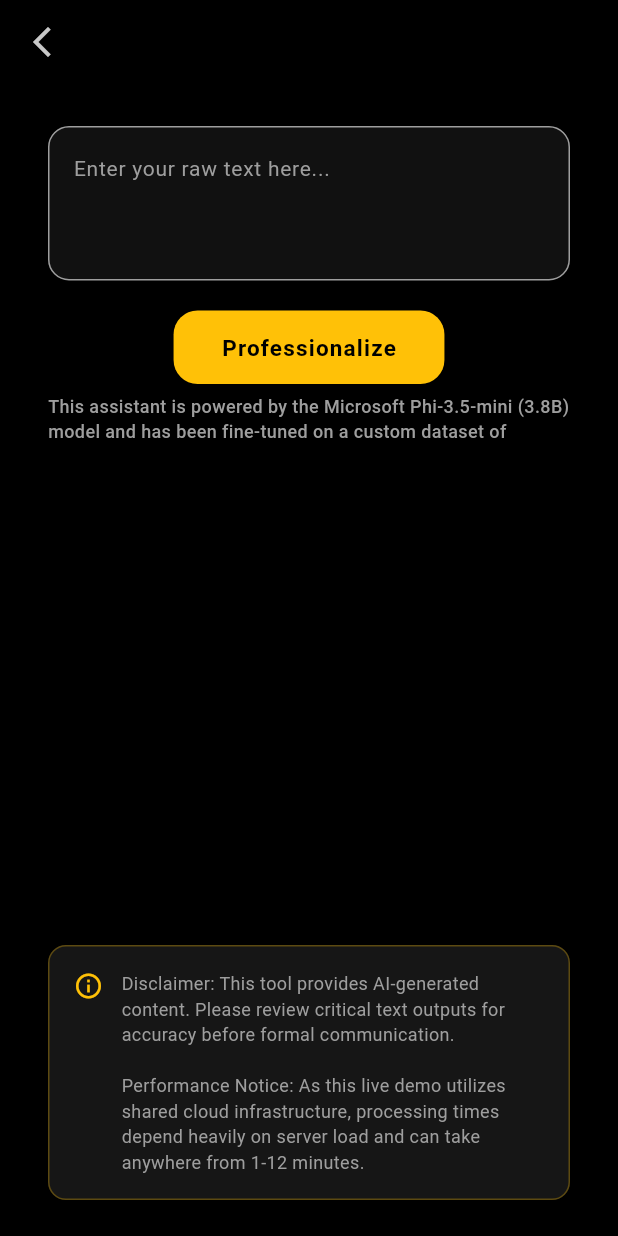
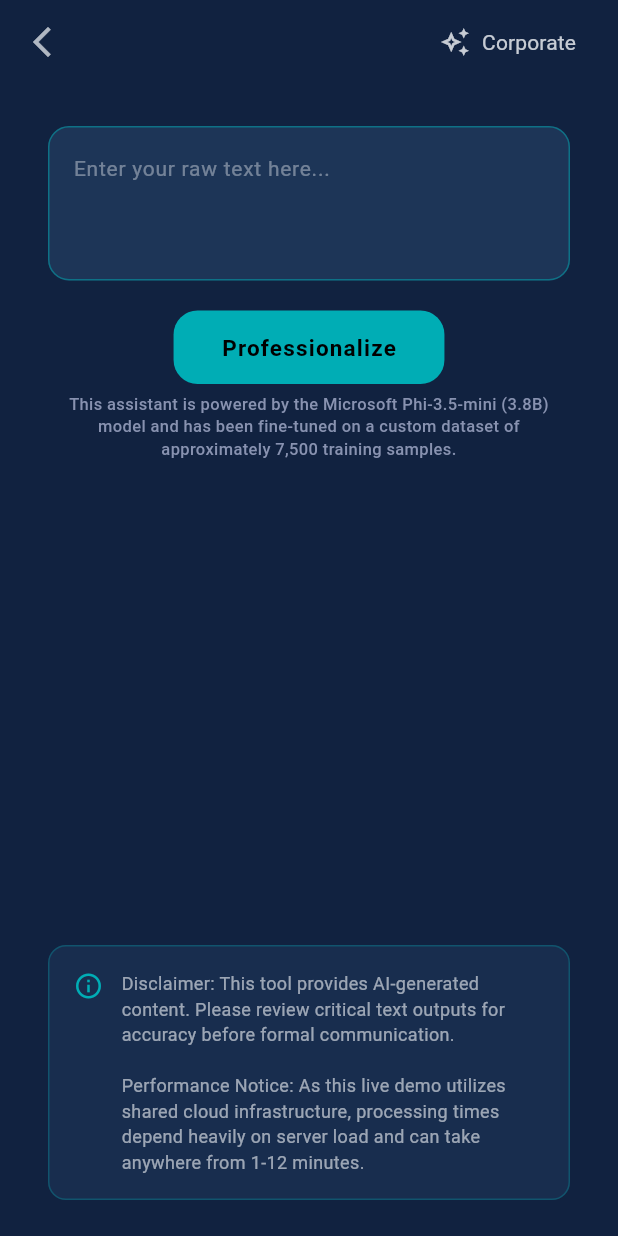
Before and after one commit to ankurt02/corporatify-it, a Flutter app: the EmployeeScreen screen opened directly, on a phone screen of 412 x 824 dp. Run offline on Flutter 3.47's test engine with Material 3 defaults, Android fonts, the phone set to English and light mode, and no system bars; our stand-ins replace flutter_bloc, flutter_svg, gap, google_fonts, lottie; missing offline and left inert: my_logger.

Commit message:
added theme switch

```diff
--- /dev/null
+++ b/lib/core/theme/theme.cubit.dart
@@ -0,0 +1,32 @@
+import 'package:corporate_filter/core/theme/app.theme.dart';
+import 'package:flutter/material.dart';
+import 'package:flutter_bloc/flutter_bloc.dart';
+
+class ThemeState {
+  final AppThemeMode themeMode;
+  final ThemeData themeData;
+
+  ThemeState({required this.themeMode, required this.themeData});
+}
+
+class ThemeCubit extends Cubit<ThemeState> {
+  ThemeCubit()
+      : super(ThemeState(
+          themeMode: AppThemeMode.original,
+          themeData: AppTheme.originalTheme,
+        ));
+
+  void toggleTheme() {
+    switch (state.themeMode) {
+      case AppThemeMode.original:
+        emit(ThemeState(themeMode: AppThemeMode.light, themeData: AppTheme.lightTheme));
+        break;
+      case AppThemeMode.light:
+        emit(ThemeState(themeMode: AppThemeMode.dark, themeData: AppTheme.darkTheme));
+        break;
+      case AppThemeMode.dark:
+        emit(ThemeState(themeMode: AppThemeMode.original, themeData: AppTheme.originalTheme));
+        break;
+    }
+  }
+}
--- a/lib/main.dart
+++ b/lib/main.dart
@@ -1,26 +1,29 @@
 import 'package:corporate_filter/screens/splash.screen.dart';
 import 'package:flutter/material.dart';
+import 'package:flutter_bloc/flutter_bloc.dart';
+import 'core/theme/theme.cubit.dart';
 
 void main() {
-  runApp(const CorporateFilterApp());
+  runApp(const MyApp());
 }
 
-class CorporateFilterApp extends StatelessWidget {
-  const CorporateFilterApp({super.key});
+class MyApp extends StatelessWidget {
+  const MyApp({super.key});
 
   @override
   Widget build(BuildContext context) {
-    return MaterialApp(
-      title: 'Corporate Filter',
-      debugShowCheckedModeBanner: false,
-      theme: ThemeData(
-        colorScheme: ColorScheme.fromSeed(
-          seedColor: Colors.indigo,
-        ),
-        useMaterial3: true,
+    return BlocProvider(
+      create: (context) => ThemeCubit(),
+      child: BlocBuilder<ThemeCubit, ThemeState>(
+        builder: (context, state) {
+          return MaterialApp(
+            title: 'Corporate Filter',
+            debugShowCheckedModeBanner: false,
+            theme: state.themeData,
+            home: SplashScreen(),
+          );
+        },
       ),
-
-      home: SplashScreen(),
     );
   }
 }
--- a/lib/screens/employee.screen.dart
+++ b/lib/screens/employee.screen.dart
@@ -1,7 +1,10 @@
 import 'dart:convert';
 import 'package:corporate_filter/core/constants/api.constants.dart';
+import 'package:corporate_filter/core/theme/app.theme.dart';
+import 'package:corporate_filter/core/theme/theme.cubit.dart';
 import 'package:flutter/material.dart';
 import 'package:flutter/services.dart';
+import 'package:flutter_bloc/flutter_bloc.dart';
 import 'package:gap/gap.dart';
 import 'package:http/http.dart' as http;
 import 'package:lottie/lottie.dart';
@@ -20,7 +23,6 @@ class _EmployeeScreenState extends State<EmployeeScreen> {
   bool _isLoading = false;
   bool _hasCopied = false;
 
-  // Ensure ApiConstants.rewriteUrl now points to LM Studio's /v1/chat/completions
   static final String _apiUrl = ApiConstants.rewriteUrl;
 
   @override
@@ -36,114 +38,6 @@ class _EmployeeScreenState extends State<EmployeeScreen> {
     super.dispose();
   }
 
-  // Future<void> _handleProfessionalize() async {
-  //   final rawText = _inputController.text.trim();
-
-  //   if (rawText.isEmpty) {
-  //     logger.w('User tapped Professionalize with empty input', tag: 'SCREEN-E');
-  //     ScaffoldMessenger.of(context).showSnackBar(
-  //       const SnackBar(
-  //         content: Text('Please enter some text first.'),
-  //         backgroundColor: Colors.amber,
-  //       ),
-  //     );
-  //     return;
-  //   }
-
-  //   logger.i('User initiated rewrite request', tag: 'SCREEN-E');
-  //   logger.d('Request body → raw_text: "$rawText"', tag: 'API-REQUEST');
-
-  //   setState(() {
-  //     _isLoading = true;
-  //     _professionalText = null;
-  //     _hasCopied = false;
-  //   });
-
-  //   final stopwatch = Stopwatch()..start();
-
-  //   try {
-  //     // DYNAMIC PAYLOAD: Switch shape based on environment
-  //     final Map<String, dynamic> requestBody = ApiConstants.useLocalApi
-  //         ? {
-  //             // Local LM Studio Format
-  //             "model": "corporate-filter",
-  //             "messages": [
-  //               {
-  //                 "role": "system",
-  //                 "content":
-  //                     "You are a professional communication assistant. Rewrite the user's message into polished, professional corporate language. Return only the rewritten text.",
-  //               },
-  //               {"role": "user", "content": rawText},
-  //             ],
-  //             "temperature": 0.3,
-  //             "max_tokens": 256,
-  //           }
-  //         : {
-  //             // Production Hugging Face Format
-  //             "raw_text": rawText,
-  //           };
-
-  //     // SEND THE REQUEST
-  //     final response = await http
-  //         .post(
-  //           Uri.parse(_apiUrl),
-  //           headers: {'Content-Type': 'application/json'},
-  //           body: jsonEncode(requestBody), // Use the dynamic body here!
-  //         )
-  //         .timeout(const Duration(seconds: 1000));
-
-  //     stopwatch.stop();
-  //     logger.i(
-  //       'Response received — status: ${response.statusCode} | elapsed: ${stopwatch.elapsedMilliseconds}ms',
-  //       tag: 'API-RESPONSE',
-  //     );
-  //     logger.d('Response body: ${response.body}', tag: 'API-RESPONSE');
-
-  //     if (response.statusCode == 200) {
-  //       final data = jsonDecode(response.body);
-  //       String professional = '';
-
-  //       // DYNAMIC PARSER: Extract text based on environment
-  //       if (ApiConstants.useLocalApi) {
-  //         // Parse LM Studio format
-  //         if (data['choices'] != null && data['choices'].isNotEmpty) {
-  //           professional = data['choices'][0]['message']['content']
-  //               .toString()
-  //               .trim();
-  //         }
-  //       } else {
-  //         // Parse Hugging Face format
-  //         professional = data['professional_text']?.toString().trim() ?? '';
-  //       }
-
-  //       logger.i(
-  //         'Rewrite successful. Output length: ${professional.length} chars',
-  //         tag: 'API-RESPONSE',
-  //       );
-
-  //       setState(() {
-  //         _professionalText = professional;
-  //       });
-  //     } else {
-  //       logger.e(
-  //         'API returned non-200: ${response.statusCode} → ${response.body}',
-  //         tag: 'API-ERROR',
-  //       );
-  //       _showError('Server error (${response.statusCode}). Try again.');
-  //     }
-  //   } catch (e, stackTrace) {
-  //     stopwatch.stop();
-  //     logger.e(
-  //       'Network/HTTP error after ${stopwatch.elapsedMilliseconds}ms: $e',
-  //       tag: 'API-ERROR',
-  //     );
-  //     logger.v('Stack trace: $stackTrace', tag: 'API-ERROR');
-  //     _showError('Could not process your request right now. Please try again.');
-  //   } finally {
-  //     setState(() => _isLoading = false);
-  //   }
-  // }
-
   Future<void> _handleProfessionalize() async {
     final rawText = _inputController.text.trim();
 
@@ -154,7 +48,7 @@ class _EmployeeScreenState extends State<EmployeeScreen> {
       );
       ScaffoldMessenger.of(context).showSnackBar(
         SnackBar(
-          content: Text("Please enter some text."),
+          content: const Text("Please enter some text."),
           backgroundColor: Colors.amber,
         ),
       );
@@ -171,9 +65,7 @@ class _EmployeeScreenState extends State<EmployeeScreen> {
     });
 
     final stopwatch = Stopwatch()..start();
-    // starting a 4 second timer to show animation
-
-    final minDelayFuture = Future.delayed(Duration(seconds: 4));
+    final minDelayFuture = Future.delayed(const Duration(seconds: 4));
 
     try {
       final Map<String, dynamic> requestBody = ApiConstants.useLocalApi
@@ -194,7 +86,7 @@ class _EmployeeScreenState extends State<EmployeeScreen> {
             headers: {'Content-Type': 'application/json'},
             body: jsonEncode(requestBody),
           )
-          .timeout(Duration(seconds: 1000));
+          .timeout(const Duration(seconds: 1000));
 
       stopwatch.stop();
       logger.i(
@@ -266,18 +158,69 @@ class _EmployeeScreenState extends State<EmployeeScreen> {
   Widget build(BuildContext context) {
     logger.v('ScreenC build()', tag: 'SCREEN-E');
 
+    // Theme references extracting the 4 design palette colors cleanly
+    final currentTheme = Theme.of(context);
+final primaryColor = currentTheme.primaryColorRef;
+final backgroundColor = currentTheme.backgroundColorRef;
+final textColor = currentTheme.textColorRef;
+final dimColor = currentTheme.dimColorRef;
+final mutedTextColor = currentTheme.mutedTextColorRef; // <-- Add this line
+
     return Scaffold(
-      backgroundColor: Colors.black,
+      backgroundColor: backgroundColor, // Dynamically driven background
       appBar: AppBar(
-        backgroundColor: Colors.black,
+        backgroundColor: backgroundColor,
         elevation: 0,
         leading: IconButton(
-          icon: const Icon(Icons.arrow_back_ios_new, color: Color(0xFFC8C8C8)),
+          icon: Icon(Icons.arrow_back_ios_new, color: textColor.withOpacity(0.7)),
           onPressed: () {
             logger.i('User navigated back from ScreenC', tag: 'SCREEN-E');
             Navigator.pop(context);
           },
         ),
+        actions: [
+          // Theme switch list-style button implemented dynamically into AppBar action deck
+          BlocBuilder<ThemeCubit, ThemeState>(
+            builder: (context, state) {
+              IconData icon;
+              String label;
+
+              switch (state.themeMode) {
+                case AppThemeMode.light:
+                  icon = Icons.wb_sunny_outlined;
+                  label = 'Light mode';
+                  break;
+                case AppThemeMode.dark:
+                  icon = Icons.dark_mode_outlined;
+                  label = 'Dark mode';
+                  break;
+                case AppThemeMode.original:
+                  icon = Icons.auto_awesome_outlined;
+                  label = 'Corporate';
+                  break;
+              }
+
+              return Padding(
+                padding: const EdgeInsets.only(right: 16.0),
+                child: TextButton.icon(
+                  onPressed: () => context.read<ThemeCubit>().toggleTheme(),
+                  icon: Icon(icon, color: textColor.withOpacity(0.8), size: 20),
+                  label: Text(
+                    label,
+                    style: TextStyle(
+                      color: textColor.withOpacity(0.8),
+                      fontSize: 14,
+                      fontWeight: FontWeight.w400,
+                    ),
+                  ),
+                  style: TextButton.styleFrom(
+                    padding: const EdgeInsets.symmetric(horizontal: 12, vertical: 8),
+                  ),
+                ),
+              );
+            },
+          ),
+        ],
       ),
       body: SafeArea(
         child: LayoutBuilder(
@@ -292,39 +235,29 @@ class _EmployeeScreenState extends State<EmployeeScreen> {
                   child: Column(
                     crossAxisAlignment: CrossAxisAlignment.stretch,
                     children: [
-                      // const Text(
-                      //   'Raw Text',
-                      //   style: TextStyle(
-                      //     color: Colors.amber,
-                      //     fontWeight: FontWeight.w600,
-                      //     fontSize: 13,
-                      //     letterSpacing: 1.0,
-                      //   ),
-                      // ),
                       const SizedBox(height: 4),
                       Container(
-                        // margin: EdgeInsets.symmetric(horizontal: 12),
                         decoration: BoxDecoration(
-                          color: const Color(0xFF111111),
+                          color: dimColor, // Uses context "dim" surface layer
                           borderRadius: BorderRadius.circular(14),
-                          border: Border.all(color: Colors.grey, width: 1),
+                          border: Border.all(color: primaryColor.withOpacity(0.5), width: 1),
                         ),
                         child: TextField(
                           controller: _inputController,
                           minLines: 3,
                           maxLines: 5,
-                          style: const TextStyle(
-                            color: Colors.white,
+                          style: TextStyle(
+                            color: textColor,
                             fontSize: 15,
                           ),
-                          cursorColor: Colors.amber,
-                          decoration: const InputDecoration(
+                          cursorColor: primaryColor,
+                          decoration: InputDecoration(
                             hintText: 'Enter your raw text here...',
                             hintStyle: TextStyle(
-                              color: Colors.grey,
+                              color: textColor.withOpacity(0.4),
                               fontSize: 14,
                             ),
-                            contentPadding: EdgeInsets.all(16),
+                            contentPadding: const EdgeInsets.all(16),
                             border: InputBorder.none,
                           ),
                         ),
@@ -342,14 +275,14 @@ class _EmployeeScreenState extends State<EmployeeScreen> {
                             ),
                             decoration: BoxDecoration(
                               color: _isLoading
-                                  ? Colors.amber.withOpacity(0.5)
-                                  : Colors.amber,
+                                  ? primaryColor.withOpacity(0.5)
+                                  : primaryColor,
                               borderRadius: BorderRadius.circular(16),
                             ),
                             child: Text(
                               _isLoading ? 'Processing...' : 'Professionalize',
-                              style: const TextStyle(
-                                color: Colors.black,
+                              style: TextStyle(
+                                color: currentTheme.brightness == Brightness.light ? Colors.white : Colors.black,
                                 fontWeight: FontWeight.bold,
                                 fontSize: 15,
                                 letterSpacing: 0.8,
@@ -358,30 +291,27 @@ class _EmployeeScreenState extends State<EmployeeScreen> {
                           ),
                         ),
                       ),
-                      Gap(6),
+                      const Gap(6),
                       Container(
-                        height: 36,
-                        // decoration: BoxDecoration(
-                        //   border: Border.all(color: Colors.pink, width: 2),
-                        // ),
+                        height: 45,
                         alignment: Alignment.center,
                         child: Text(
                           "This assistant is powered by the Microsoft Phi-3.5-mini (3.8B) model and has been fine-tuned on a custom dataset of approximately 7,500 training samples.",
+                          textAlign: TextAlign.center,
                           style: TextStyle(
-                            color: Colors.grey,
-                            fontSize: 12,
+                            color: mutedTextColor,
+                            fontSize: 11,
                             fontWeight: FontWeight.w500,
                             height: 1.4,
                           ),
                         ),
                       ),
                       const SizedBox(height: 36),
-                      // Lottie Loading State (Shows if loading, or if API finished but we are still waiting out the 4s minimum)
                       if (_isLoading) ...[
-                        const Text(
+                        Text(
                           'Generating Rewrite...',
                           style: TextStyle(
-                            color: Color(0xFFC8C8C8),
+                            color: textColor.withOpacity(0.7),
                             fontWeight: FontWeight.w600,
                             fontSize: 13,
                             letterSpacing: 1.0,
@@ -390,20 +320,19 @@ class _EmployeeScreenState extends State<EmployeeScreen> {
                         const SizedBox(height: 10),
                         Center(
                           child: SizedBox(
-                            height: 180, // Adjust dimensions as needed for your JSON file
+                            height: 180,
                             child: Lottie.asset('assets/lottie/sparkle_loading.json'),
                           ),
                         ),
                       ]
-                      // Success State (Only shows once loading finishes and data is populated)
                       else if (_professionalText != null) ...[
                         Row(
                           mainAxisAlignment: MainAxisAlignment.spaceBetween,
                           children: [
-                            const Text(
+                            Text(
                               'Professional Rewrite',
                               style: TextStyle(
-                                color: Color(0xFFC8C8C8),
+                                color: textColor.withOpacity(0.7),
                                 fontWeight: FontWeight.w600,
                                 fontSize: 13,
                                 letterSpacing: 1.0,
@@ -422,12 +351,12 @@ class _EmployeeScreenState extends State<EmployeeScreen> {
                                           Text('Copied!', style: TextStyle(color: Colors.greenAccent, fontSize: 13)),
                                         ],
                                       )
-                                    : const Row(
-                                        key: ValueKey('copy'),
+                                    : Row(
+                                        key: const ValueKey('copy'),
                                         children: [
-                                          Icon(Icons.copy, color: Colors.amber, size: 16),
-                                          SizedBox(width: 4),
-                                          Text('Copy', style: TextStyle(color: Colors.amber, fontSize: 13)),
+                                          Icon(Icons.copy, color: primaryColor, size: 16),
+                                          const SizedBox(width: 4),
+                                          Text('Copy', style: TextStyle(color: primaryColor, fontSize: 13)),
                                         ],
                                       ),
                               ),
@@ -439,14 +368,14 @@ class _EmployeeScreenState extends State<EmployeeScreen> {
                           width: double.infinity,
                           padding: const EdgeInsets.all(16),
                           decoration: BoxDecoration(
-                            color: const Color(0xFF111111),
+                            color: dimColor,
                             borderRadius: BorderRadius.circular(14),
-                            border: Border.all(color: Colors.grey, width: 1),
+                            border: Border.all(color: primaryColor.withOpacity(0.5), width: 1),
                           ),
                           child: SelectableText(
                             _professionalText!,
-                            style: const TextStyle(
-                              color: Colors.white,
+                            style: TextStyle(
+                              color: textColor,
                               fontSize: 15,
                               height: 1.6,
                             ),
@@ -463,35 +392,32 @@ class _EmployeeScreenState extends State<EmployeeScreen> {
                           ),
                           child: Padding(
                             padding: EdgeInsets.symmetric(
-                              horizontal:
-                                  MediaQuery.of(context).size.width > 900
-                                  ? 24
-                                  : 0,
+                              horizontal: MediaQuery.of(context).size.width > 900 ? 24 : 0,
                             ),
                             child: Container(
                               padding: const EdgeInsets.all(16),
                               decoration: BoxDecoration(
-                                color: const Color(0xFF161616),
+                                color: dimColor.withOpacity(0.6),
                                 borderRadius: BorderRadius.circular(12),
                                 border: Border.all(
-                                  color: Colors.amber.withOpacity(0.3),
+                                  color: primaryColor.withOpacity(0.3),
                                   width: 1,
                                 ),
                               ),
-                              child: const Row(
+                              child: Row(
                                 crossAxisAlignment: CrossAxisAlignment.start,
                                 children: [
                                   Icon(
                                     Icons.info_outline,
-                                    color: Colors.amber,
+                                    color: primaryColor,
                                     size: 20,
                                   ),
-                                  SizedBox(width: 12),
+                                  const SizedBox(width: 12),
                                   Expanded(
                                     child: Text(
                                       'Disclaimer: This tool provides AI-generated content. Please review critical text outputs for accuracy before formal communication.\n\nPerformance Notice: As this live demo utilizes shared cloud infrastructure, processing times depend heavily on server load and can take anywhere from 1-12 minutes.',
                                       style: TextStyle(
-                                        color: Colors.grey,
+                                        color: textColor.withOpacity(0.6),
                                         fontSize: 12,
                                         height: 1.4,
                                       ),
@@ -514,38 +440,3 @@ class _EmployeeScreenState extends State<EmployeeScreen> {
     );
   }
 }
-
-// class _ShimmerBox extends StatelessWidget {
-//   const _ShimmerBox({Key? key}) : super(key: key);
-
-//   @override
-//   Widget build(BuildContext context) {
-//     return Shimmer.fromColors(
-//       baseColor: const Color(0xFF1E1E1E),
-//       highlightColor: const Color(0xFF2C2C2C),
-//       child: Column(
-//         crossAxisAlignment: CrossAxisAlignment.start,
-//         children: [
-//           _shimmerLine(double.infinity, 14),
-//           const SizedBox(height: 10),
-//           _shimmerLine(double.infinity, 14),
-//           const SizedBox(height: 10),
-//           _shimmerLine(double.infinity, 14),
-//           const SizedBox(height: 10),
-//           _shimmerLine(200, 14),
-//         ],
-//       ),
-//     );
-//   }
-
-//   Widget _shimmerLine(double width, double height) {
-//     return Container(
-//       width: width,
-//       height: height,
-//       decoration: BoxDecoration(
-//         color: Colors.white,
-//         borderRadius: BorderRadius.circular(6),
-//       ),
-//     );
-//   }
-// }
--- a/pubspec.yaml
+++ b/pubspec.yaml
@@ -45,6 +45,7 @@ dependencies:
   http: ^1.6.0
   flutter_svg: ^2.3.0
   lottie: ^3.3.3
+  flutter_bloc: ^9.1.1
 
 
 dev_dependencies:
```
Also changed, not shown: lib/core/theme/app.theme.dart (added, +70 -0 lines), lib/widgets/theme.toggle.dart (added, +80 -0 lines), pubspec.lock.
